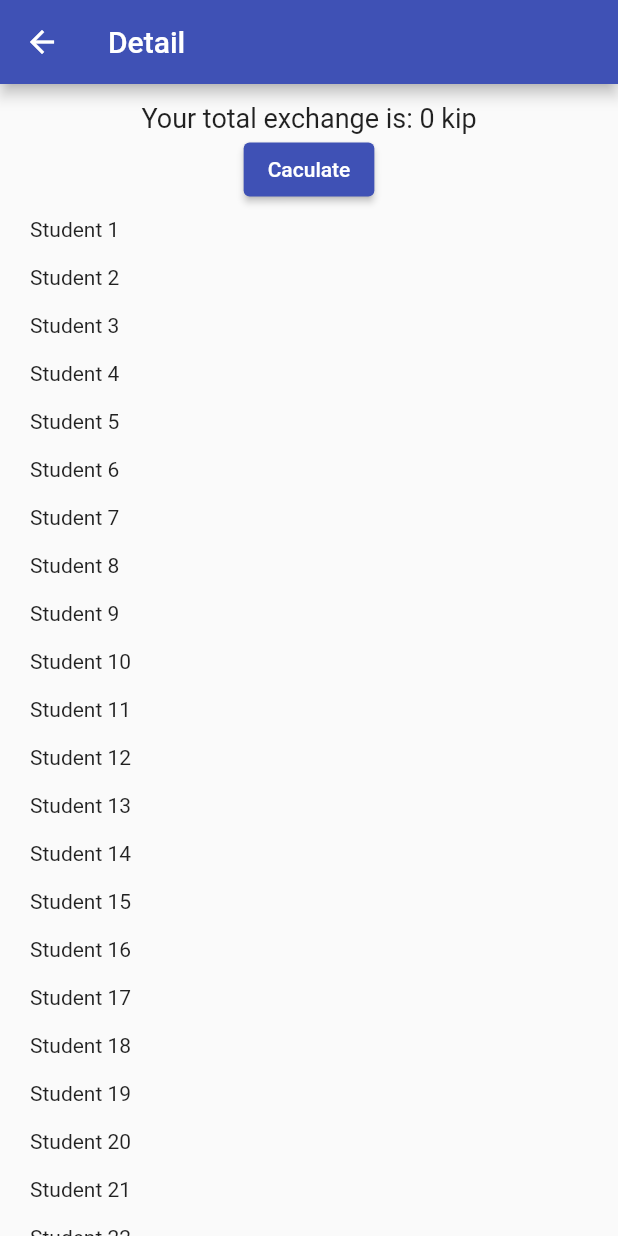
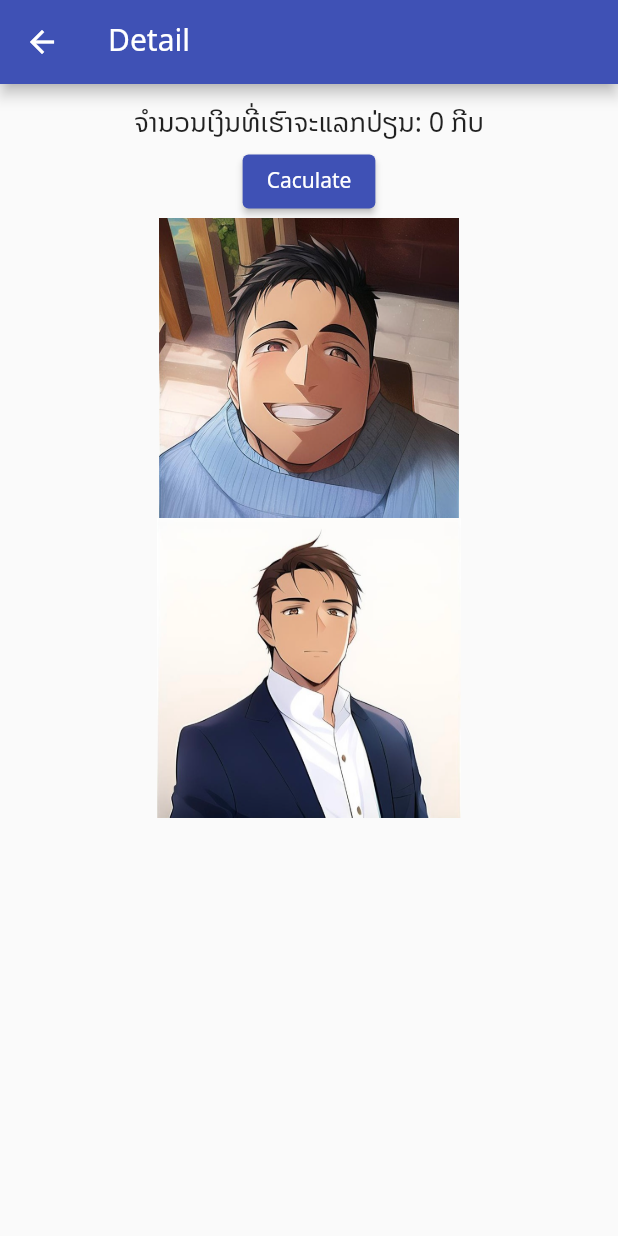
Before and after one commit to saypadith/flutter_class_ceit_2022, a Flutter app: the screen it shows after launch, after a tap on "Click me", on a phone screen of 412 x 824 dp. Run offline on Flutter 3.47's test engine with Material 2 defaults, Android fonts, the phone set to English and light mode, and no system bars; network calls fail.

Commit message:
add image and fonts

```diff
--- a/lib/main.dart
+++ b/lib/main.dart
@@ -13,6 +13,7 @@ class MyApp extends StatelessWidget {
       title: 'Flutter 3IT1',
       debugShowCheckedModeBanner: false,
       theme: ThemeData(
+        fontFamily: "noto",
         primarySwatch: Colors.indigo,
       ),
       home: HomeScreen(),
--- a/lib/screens/detail.dart
+++ b/lib/screens/detail.dart
@@ -59,7 +59,7 @@ class _DetailScreenState extends State<DetailScreen> {
             child: Column(
               children: [
                 Text(
-                  "Your total exchange is: $total kip",
+                  "ຈຳນວນເງິນທີ່ເຮົາຈະແລກປ່ຽນ: $total ກີບ",
                   style: TextStyle(fontSize: 18),
                 ),
                 ElevatedButton(
@@ -70,15 +70,25 @@ class _DetailScreenState extends State<DetailScreen> {
                   },
                   child: Text("Caculate"),
                 ),
-                ListView.builder(
-                    shrinkWrap: true,
-                    itemCount: students.length,
-                    itemBuilder: (context, index) {
-                      return Padding(
-                        padding: const EdgeInsets.all(8.0),
-                        child: Text(students[index]),
-                      );
-                    })
+
+                Image.asset(
+                  "assets/images/img1.jpg",
+                  height: 200,
+                ),
+                Image.asset(
+                  "assets/images/img2.jpg",
+                  height: 200,
+                ),
+
+                // ListView.builder(
+                //     shrinkWrap: true,
+                //     itemCount: students.length,
+                //     itemBuilder: (context, index) {
+                //       return Padding(
+                //         padding: const EdgeInsets.all(8.0),
+                //         child: Text(students[index]),
+                //       );
+                //     })
               ],
             ),
           ),
--- a/lib/screens/home_screen.dart
+++ b/lib/screens/home_screen.dart
@@ -11,6 +11,7 @@ class HomeScreen extends StatelessWidget {
         title: const Text('Home'),
       ),
       body: SafeArea(
+          child: SingleChildScrollView(
         child: Column(
           children: [
             Stack(
@@ -64,6 +65,7 @@ class HomeScreen extends StatelessWidget {
               child: const Text("Click me"),
             )
           ],
+        ),
       )),
     );
   }
```
Also changed, not shown: pubspec.yaml (+9 -8 lines), assets/fonts/noto.ttf (added), assets/images/img1.jpg (added), assets/images/img2.jpg (added), 1 other file. Lines whose indentation alone changed are shown as unchanged.
